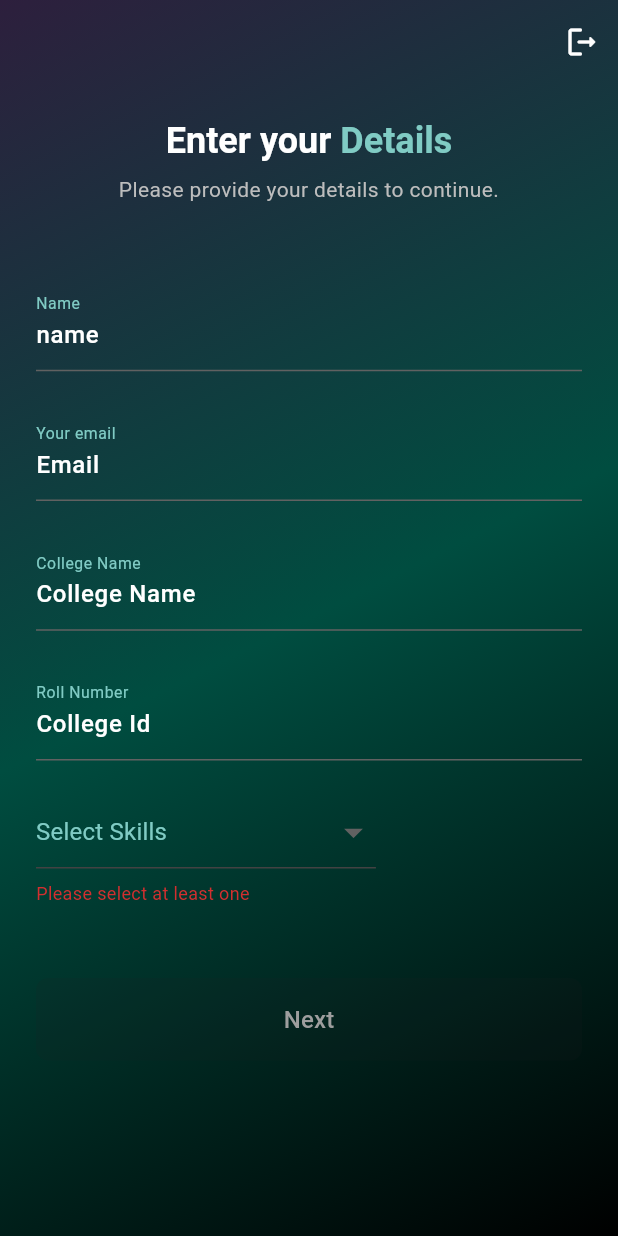
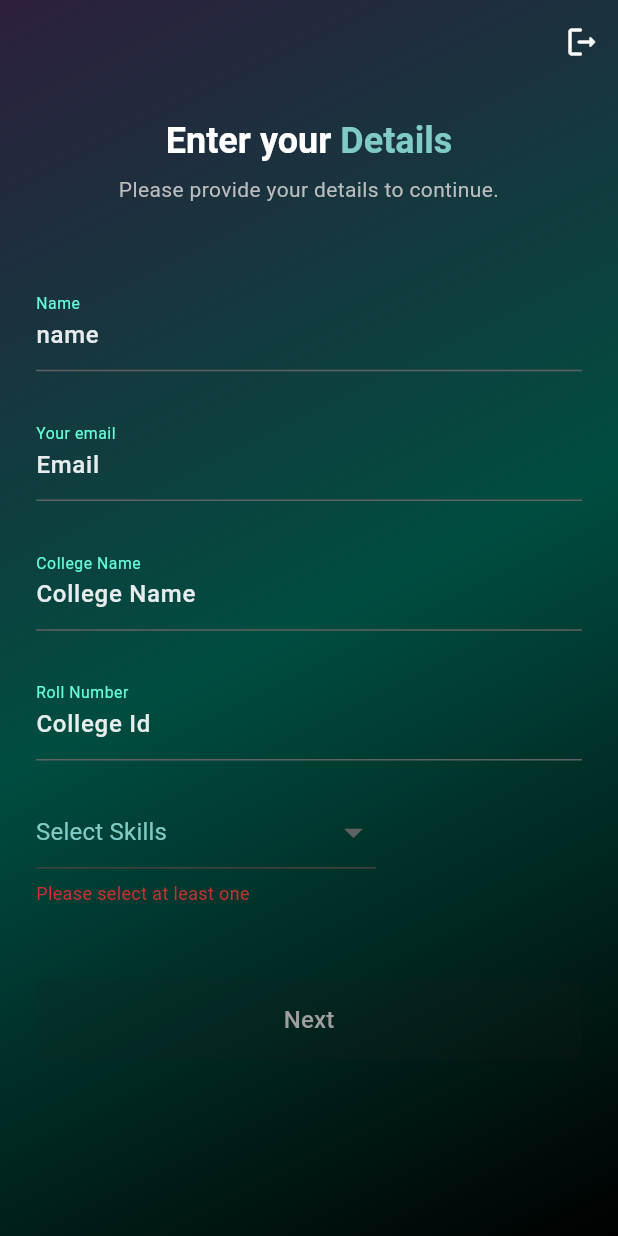
Before and after one commit to ar3s-nd/JamNode, a Flutter app: the screen it shows once a user with an empty profile is signed in, on a phone screen of 412 x 824 dp. Run offline on Flutter 3.47's test engine with Material 3 defaults, Android fonts, the phone set to English and light mode, and no system bars; our stand-ins replace cloud_firestore, firebase_auth, firebase_core; missing offline and left inert: profanity_filter; accounts and stored records are empty; generated files the repository leaves out were written again; statements that could not run were skipped.

Commit message:
minor updates
gonna try out something new now

```diff
--- /dev/null
+++ b/chattz_app/lib/components/auto_complete_text_field.dart
@@ -0,0 +1,148 @@
+import 'package:flutter/material.dart';
+
+class AutoCompleteTextField extends StatefulWidget {
+  const AutoCompleteTextField({
+    super.key,
+    required this.controller,
+    required this.label,
+    required this.suggestions,
+    this.obscureText = false,
+    this.validator,
+    this.errorStyle,
+  });
+
+  final TextEditingController controller;
+  final String label;
+  final List<String> suggestions;
+  final bool obscureText;
+  final String? Function(String?)? validator;
+  final TextStyle? errorStyle;
+
+  @override
+  State<AutoCompleteTextField> createState() => _AutoCompleteTextFieldState();
+}
+
+class _AutoCompleteTextFieldState extends State<AutoCompleteTextField> {
+  List<String> filteredSuggestions = [];
+  String? errorMessage;
+
+  @override
+  Widget build(BuildContext context) {
+    return Column(
+      crossAxisAlignment: CrossAxisAlignment.start,
+      children: [
+        TextFormField(
+          controller: widget.controller,
+          obscureText: widget.obscureText,
+          cursorColor: Colors.tealAccent,
+          style: TextStyle(
+            color: Colors.white.withOpacity(0.9),
+            fontSize: 16,
+            fontWeight: FontWeight.w500,
+          ),
+          decoration: InputDecoration(
+            labelText: widget.label,
+            labelStyle: const TextStyle(
+              color: Colors.tealAccent,
+              fontSize: 14,
+            ),
+            enabledBorder: UnderlineInputBorder(
+              borderSide: BorderSide(color: Colors.grey[700]!),
+            ),
+            focusedBorder: const UnderlineInputBorder(
+              borderSide: BorderSide(
+                color: Colors.tealAccent,
+                width: 2,
+              ),
+            ),
+            errorBorder: const UnderlineInputBorder(
+              borderSide: BorderSide(color: Colors.red),
+            ),
+            focusedErrorBorder: const UnderlineInputBorder(
+              borderSide: BorderSide(
+                color: Colors.red,
+                width: 2,
+              ),
+            ),
+            errorStyle: widget.errorStyle ??
+                const TextStyle(
+                  color: Colors.redAccent,
+                  fontSize: 12,
+                  fontWeight: FontWeight.w400,
+                ),
+            contentPadding: const EdgeInsets.symmetric(vertical: 12),
+            hintText: 'Enter ${widget.label}',
+            hintStyle: TextStyle(
+              color: Colors.grey[600],
+              fontSize: 14,
+              fontWeight: FontWeight.w300,
+            ),
+          ),
+          validator: widget.validator,
+          onChanged: (value) {
+            setState(() {
+              if (value.isEmpty) {
+                filteredSuggestions = [];
+                errorMessage = null;
+              } else {
+                filteredSuggestions = widget.suggestions
+                    .where((college) => college.toLowerCase().startsWith(
+                        value.toLowerCase())) // Case-insensitive matching
+                    .toList();
+                errorMessage = filteredSuggestions.isEmpty
+                    ? 'No matching suggestions found'
+                    : null;
+              }
+            });
+          },
+        ),
+        if (filteredSuggestions.isNotEmpty)
+          Container(
+            constraints: const BoxConstraints(maxHeight: 200),
+            margin: const EdgeInsets.only(top: 8.0),
+            decoration: BoxDecoration(
+              color: Colors.black.withOpacity(0.8),
+              borderRadius: BorderRadius.circular(8),
+            ),
+            child: ListView.builder(
+              shrinkWrap: true,
+              itemCount: filteredSuggestions.length,
+              itemBuilder: (context, index) {
+                return GestureDetector(
+                  onTap: () {
+                    widget.controller.text = filteredSuggestions[index];
+                    setState(() {
+                      filteredSuggestions = [];
+                    });
+                  },
+                  child: Container(
+                    padding: const EdgeInsets.symmetric(
+                        vertical: 12.0, horizontal: 16.0),
+                    child: Text(
+                      filteredSuggestions[index],
+                      style: const TextStyle(
+                        color: Colors.white,
+                        fontSize: 14,
+                      ),
+                    ),
+                  ),
+                );
+              },
+            ),
+          ),
+        if (errorMessage != null)
+          Padding(
+            padding: const EdgeInsets.only(top: 8.0),
+            child: Text(
+              errorMessage!,
+              style: const TextStyle(
+                color: Colors.redAccent,
+                fontSize: 12,
+                fontWeight: FontWeight.w400,
+              ),
+            ),
+          ),
+      ],
+    );
+  }
+}
--- /dev/null
+++ b/chattz_app/lib/components/details_textfield.dart
@@ -0,0 +1,73 @@
+import 'package:flutter/material.dart';
+
+class DetailsTextField extends StatelessWidget {
+  const DetailsTextField({
+    super.key,
+    required this.controller,
+    required this.label,
+    this.obscureText = false,
+    this.validator,
+    this.errorStyle,
+  });
+
+  final TextEditingController controller;
+  final String label;
+  final bool obscureText;
+  final String? Function(String?)? validator;
+  final TextStyle? errorStyle;
+
+  @override
+  Widget build(BuildContext context) {
+    return TextFormField(
+      controller: controller,
+      obscureText: obscureText,
+      cursorColor: Colors.tealAccent,
+      style: TextStyle(
+        color: Colors.white.withOpacity(0.9),
+        fontSize: 16, // Slightly larger font for readability
+        fontWeight: FontWeight.w500, // Semi-bold for better focus
+      ),
+      decoration: InputDecoration(
+        labelText: label,
+        labelStyle: const TextStyle(
+          color: Colors.tealAccent,
+          fontSize: 14, // Consistent sizing for label text
+        ),
+        enabledBorder: UnderlineInputBorder(
+          borderSide: BorderSide(
+              color: Colors.grey[700]!), // Darker grey for enabled state
+        ),
+        focusedBorder: const UnderlineInputBorder(
+          borderSide: BorderSide(
+            color: Colors.tealAccent, // Slightly brighter tealAccent
+            width: 2, // Slightly thicker underline for focus
+          ),
+        ),
+        errorBorder: const UnderlineInputBorder(
+          borderSide: BorderSide(color: Colors.red),
+        ),
+        focusedErrorBorder: const UnderlineInputBorder(
+          borderSide: BorderSide(
+            color: Colors.red,
+            width: 2, // Consistent thickness for error state
+          ),
+        ),
+        errorStyle: errorStyle ??
+            const TextStyle(
+              color: Colors.redAccent, // Subtle error color
+              fontSize: 12, // Slightly smaller for less distraction
+              fontWeight: FontWeight.w400,
+            ),
+        contentPadding: const EdgeInsets.symmetric(
+            vertical: 12), // Adjust padding for better spacing
+        hintText: 'Enter $label', // Provide a helpful hint
+        hintStyle: TextStyle(
+          color: Colors.grey[600], // Subtle hint text
+          fontSize: 14,
+          fontWeight: FontWeight.w300,
+        ),
+      ),
+      validator: validator,
+    );
+  }
+}
--- a/chattz_app/lib/main.dart
+++ b/chattz_app/lib/main.dart
@@ -8,6 +8,7 @@ List<String> skillsGlobal = [];
 int numberOfGroupsPerPersonGlobal = 5;
 int timeOutForGroupsGlobal = 5;
 List<String> groupNamesGlobal = [];
+List<String> collegeNamesGlobal = [];
 
 void main() async {
   WidgetsFlutterBinding.ensureInitialized();
@@ -20,6 +21,7 @@ void main() async {
 
   groupNamesGlobal = List<String>.from(basic['groupNames'] ?? []);
   skillsGlobal = List<String>.from(basic['skills'] ?? []);
+  collegeNamesGlobal = List<String>.from(basic['collegeNames'] ?? []);
   skillsGlobal.sort();
   numberOfGroupsPerPersonGlobal = basic['numberOfGroupsPerPerson'] as int;
   timeOutForGroupsGlobal = basic['timeoutForGroups'] as int;
--- a/chattz_app/lib/pages/get_details_page.dart
+++ b/chattz_app/lib/pages/get_details_page.dart
@@ -1,3 +1,5 @@
+import 'package:chattz_app/components/auto_complete_text_field.dart';
+import 'package:chattz_app/components/details_textfield.dart';
 import 'package:chattz_app/main.dart';
 import 'package:chattz_app/pages/auth_page.dart';
 import 'package:chattz_app/pages/get_skill_level_page.dart';
@@ -42,6 +44,8 @@ class _GetDetailsPageState extends State<GetDetailsPage> {
 
   @override
   void dispose() {
+    _nameController.dispose();
+    _emailController.dispose();
     _collegeNameController.dispose();
     _rollNumberController.dispose();
     super.dispose();
@@ -152,8 +156,10 @@ class _GetDetailsPageState extends State<GetDetailsPage> {
                         ),
                       ),
                     ),
+
+                    // Name
                     const SizedBox(height: 48),
-                    _buildTextField(
+                    DetailsTextField(
                       controller: _nameController,
                       label: 'Name',
                       validator: (value) {
@@ -163,8 +169,10 @@ class _GetDetailsPageState extends State<GetDetailsPage> {
                         return null;
                       },
                     ),
+
+                    // Email
                     const SizedBox(height: 24),
-                    _buildTextField(
+                    DetailsTextField(
                       controller: _emailController,
                       label: 'Your email',
                       validator: (value) {
@@ -182,8 +190,10 @@ class _GetDetailsPageState extends State<GetDetailsPage> {
                         fontSize: 12,
                       ),
                     ),
+
+                    // College Name
                     const SizedBox(height: 24),
-                    _buildTextField(
+                    AutoCompleteTextField(
                       controller: _collegeNameController,
                       label: 'College Name',
                       validator: (value) {
@@ -192,9 +202,12 @@ class _GetDetailsPageState extends State<GetDetailsPage> {
                         }
                         return null;
                       },
+                      suggestions: collegeNamesGlobal,
                     ),
+
+                    // Roll Number
                     const SizedBox(height: 24),
-                    _buildTextField(
+                    DetailsTextField(
                       controller: _rollNumberController,
                       label: 'Roll Number',
                       validator: (value) {
@@ -204,6 +217,8 @@ class _GetDetailsPageState extends State<GetDetailsPage> {
                         return null;
                       },
                     ),
+
+                    // Skills
                     const SizedBox(height: 24),
                     _buildMultiSelectDropDownField(
                       label: 'Select Your Skills',
@@ -301,66 +316,6 @@ class _GetDetailsPageState extends State<GetDetailsPage> {
     );
   }
 
-  Widget _buildTextField({
-    required TextEditingController controller,
-    required String label,
-    bool obscureText = false,
-    String? Function(String?)? validator,
-    TextStyle? errorStyle,
-  }) {
-    return TextFormField(
-      controller: controller,
-      obscureText: obscureText,
-      cursorColor: Colors.teal[300],
-      style: const TextStyle(
-        color: Colors.white,
-        fontSize: 16, // Slightly larger font for readability
-        fontWeight: FontWeight.w500, // Semi-bold for better focus
-      ),
-      decoration: InputDecoration(
-        labelText: label,
-        labelStyle: TextStyle(
-          color: Colors.teal[200],
-          fontSize: 14, // Consistent sizing for label text
-        ),
-        enabledBorder: UnderlineInputBorder(
-          borderSide: BorderSide(
-              color: Colors.grey[700]!), // Darker grey for enabled state
-        ),
-        focusedBorder: UnderlineInputBorder(
-          borderSide: BorderSide(
-            color: Colors.teal[300]!, // Slightly brighter teal for focus
-            width: 2, // Slightly thicker underline for focus
-          ),
-        ),
-        errorBorder: const UnderlineInputBorder(
-          borderSide: BorderSide(color: Colors.red),
-        ),
-        focusedErrorBorder: const UnderlineInputBorder(
-          borderSide: BorderSide(
-            color: Colors.red,
-            width: 2, // Consistent thickness for error state
-          ),
-        ),
-        errorStyle: errorStyle ??
-            const TextStyle(
-              color: Colors.redAccent, // Subtle error color
-              fontSize: 12, // Slightly smaller for less distraction
-              fontWeight: FontWeight.w400,
-            ),
-        contentPadding: const EdgeInsets.symmetric(
-            vertical: 12), // Adjust padding for better spacing
-        hintText: 'Enter $label', // Provide a helpful hint
-        hintStyle: TextStyle(
-          color: Colors.grey[600], // Subtle hint text
-          fontSize: 14,
-          fontWeight: FontWeight.w300,
-        ),
-      ),
-      validator: validator,
-    );
-  }
-
   Widget _buildMultiSelectDropDownField({
     required String label,
     required List<String> items,
@@ -429,24 +384,14 @@ class _GetDetailsPageState extends State<GetDetailsPage> {
               if (value != null) {
                 setState(() {
                   // Only include 'None of them' if _selectedSkills is empty
-                  if (_selectedSkills.isEmpty) {
-                    if (!items.contains('None of them')) {
-                      items = ['None of them', ...items];
-                    }
+                  if (value == 'None of them') {
+                    _selectedSkills = ['None of them'];
                   } else {
-                    items.remove('None of them');
-                  }
-
-                  if (value == 'None of them' && _selectedSkills.isEmpty) {
-                    _selectedSkills.add('None of them');
-                  } else if (value != 'None of them') {
                     _selectedSkills.remove('None of them');
                     if (!_selectedSkills.contains(value)) {
                       _selectedSkills.add(value);
                     }
                   }
-
-                  // Call the onConfirm callback with the updated selected skills
                   onConfirm(_selectedSkills);
                 });
               }
--- a/chattz_app/lib/pages/home_page.dart
+++ b/chattz_app/lib/pages/home_page.dart
@@ -68,9 +68,8 @@ class _HomePageState extends State<HomePage> {
       },
     );
 
-    Random random = Random();
     String groupName =
-        groupNamesGlobal[random.nextInt(groupNamesGlobal.length)];
+        groupNamesGlobal[Random().nextInt(groupNamesGlobal.length)];
 
     // Create a new group
     Map<String, dynamic> newGroup = {
--- a/chattz_app/lib/services/firestore_services.dart
+++ b/chattz_app/lib/services/firestore_services.dart
@@ -67,8 +67,9 @@ class FirestoreServices {
       }
 
       String id = generateRandomString(20);
-      DocumentReference groupDocRef =
-          _firestore.collection('Groups').doc('${id}_${groupData['name']}');
+      DocumentReference groupDocRef = _firestore.collection('Groups').doc(
+            '${id}___${user['uid']}',
+          );
       // set the group Data
       await groupDocRef.set(groupData);
 
```
Also changed, not shown: chattz_app/lib/pages/group_details_page.dart (+28 -7 lines), chattz_app/lib/widgets/details_card.dart (+26 -54 lines), chattz_app/lib/components/multi_select_drop_down_box.dart (added).
